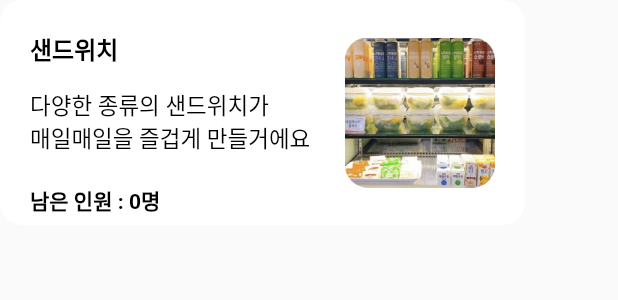
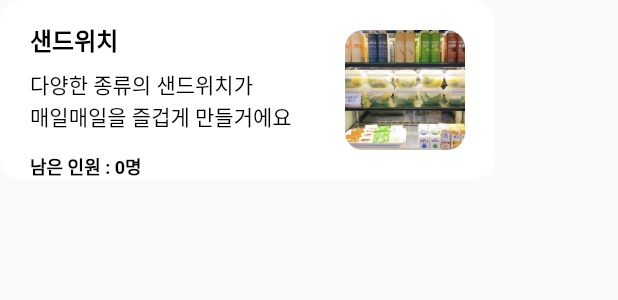
Before and after one commit to dimigo-din/dalgeurak-meal-application, a Flutter app: the FoodSelectContainer widget shown alone on an empty page, opened directly with empty values, on a phone screen of 412 x 824 dp. Shown: the top 300 px of the screen. Run offline on Flutter 3.47's test engine with Material 2 defaults, Android fonts, the phone set to English and light mode, and no system bars; our stand-ins replace dio, flutter_svg, get, syncfusion_flutter_datepicker; missing offline and left inert: dalgeurak_widget_package, dimigoin_flutter_plugin; Roboto replaces fonts that are missing (Pretendard).

Commit message:
fix: Convenience Food Page - MealType

```diff
--- a/lib/pages/convenience_food/widgets/food_select_container.dart
+++ b/lib/pages/convenience_food/widgets/food_select_container.dart
@@ -48,31 +48,32 @@ class FoodSelectContainer extends StatelessWidget {
   Widget build(BuildContext context) {
 
     return Container(
-      width: 350,
-      height: 150,
+      width: 330,
+      height: 120,
       decoration: BoxDecoration(
         color: isSelect ? dalgeurakBlueOne : Colors.white,
         borderRadius: BorderRadius.circular(15),
       ),
-      padding: const EdgeInsets.all(20),
-      margin: const EdgeInsets.only(bottom: 20),
+      padding: const EdgeInsets.only(left: 20, right: 20, top: 14, bottom: 14),
+      margin: const EdgeInsets.only(bottom: 15),
       child: Center(
         child: Row(
           mainAxisAlignment: MainAxisAlignment.spaceBetween,
+          crossAxisAlignment: CrossAxisAlignment.center,
           children: [
             Column(
               crossAxisAlignment: CrossAxisAlignment.start,
               children: [
                 Text("${foodType.convertKor}", style: foodSelectContainer_foodName.copyWith(color: (isSelect ? Colors.white : Colors.black))),
-                SizedBox(height: 15),
+                SizedBox(height: 8),
                 Text("${foodType.convertDescription}", style: foodSelectContainer_foodDescription.copyWith(color: (isSelect ? Colors.white : Colors.black))),
-                SizedBox(height: 20),
+                SizedBox(height: 14),
                 Text("남은 인원 : $leftPeopleAmount명", style: foodSelectContainer_leftPeople.copyWith(color: (isSelect ? Colors.white : Colors.black)))
               ],
             ),
             Image.asset(
               "assets/images/convenience_${foodType.convertEng}.png",
-              width: 100,
+              width: 80,
             )
           ],
         )
--- a/lib/pages/meal_cancel/page.dart
+++ b/lib/pages/meal_cancel/page.dart
@@ -137,7 +137,7 @@ class MealCancelPage extends GetView<MealCancelPageController> {
               ),
               Positioned(
                   bottom: Get.height * 0.12,
-                  child: BlueButton(content: "신청", isLong: false, isFill: true)
+                  child: BlueButton(content: "신청", isLong: false, isSmall: false, isFill: true, isDisable: false)
               )
             ],
           )
--- a/lib/themes/text_theme.dart
+++ b/lib/themes/text_theme.dart
@@ -4,9 +4,12 @@ import 'package:flutter/material.dart';
 const foodSelectContainer_foodName = TextStyle(
     fontSize: 16, color: Colors.black, fontFamily: 'Pretendard', fontWeight: FontWeight.w700);
 const foodSelectContainer_foodDescription = TextStyle(
-    fontSize: 15, color: Colors.black, fontFamily: 'Pretendard', fontWeight: FontWeight.w500);
+    fontSize: 14, color: Colors.black, fontFamily: 'Pretendard', fontWeight: FontWeight.w500);
 const foodSelectContainer_leftPeople = TextStyle(
-    fontSize: 14, color: Colors.black, fontFamily: 'Pretendard', fontWeight: FontWeight.w700);
+    fontSize: 12, color: Colors.black, fontFamily: 'Pretendard', fontWeight: FontWeight.w700);
+
+const convenienceFood_menuTitle = TextStyle(
+    fontSize: 15, color: Colors.black, fontFamily: 'Pretendard', fontWeight: FontWeight.w700);
 
 const containerMenu = TextStyle(
     fontSize: 18, color: Colors.black, fontFamily: 'Pretendard', fontWeight: FontWeight.w700);
```
Also changed, not shown: lib/pages/convenience_food/controller.dart (+7 -0 lines), lib/pages/convenience_food/page.dart (+48 -25 lines), pubspec.lock.
